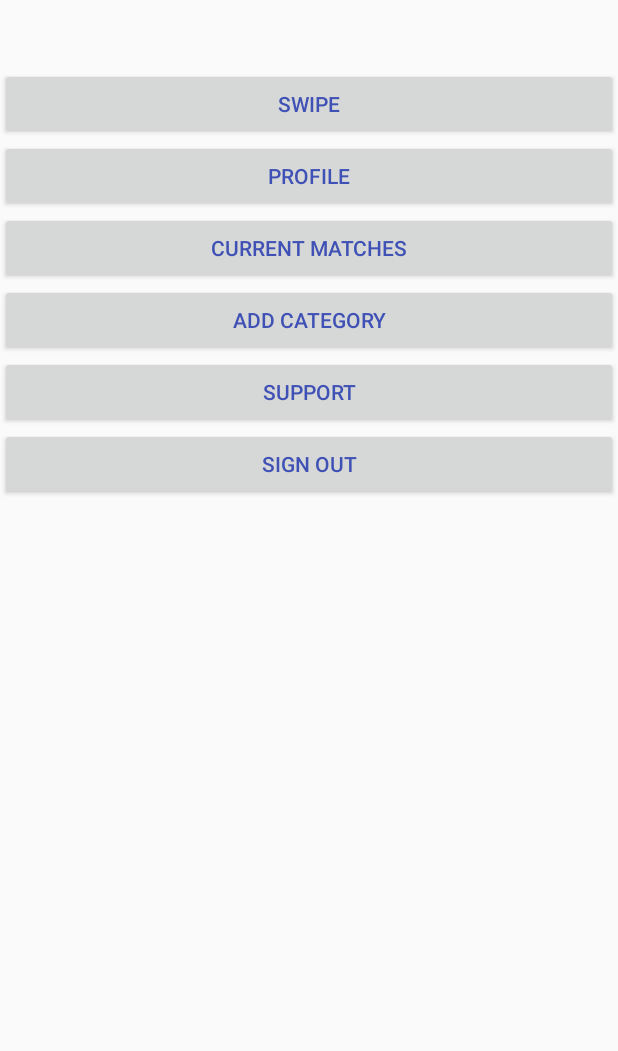
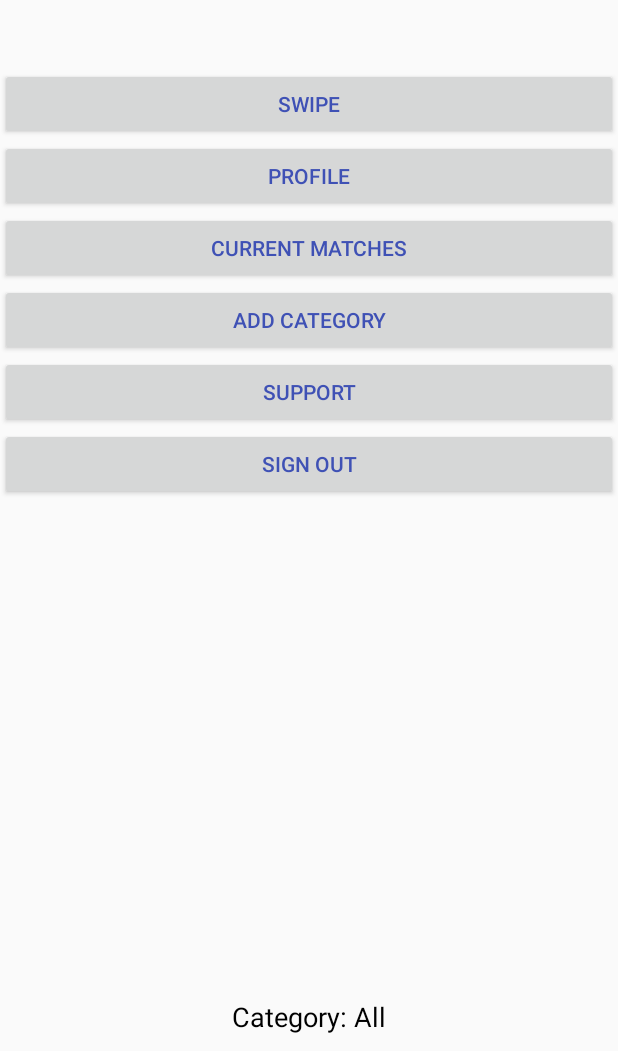
Before and after one commit to dreese33/Dual, an Android app: the HomeActivity screen opened directly, with no data from a screen before it, on a phone screen of 412 x 824 dp, the part 185-1236 px from its top. Run offline under Robolectric (Android 15) with nearby library versions, the phone set to English and light mode, and no system bars; our stand-ins replace Firebase (no records; nobody signed in at launch, a user with empty details on screens opened directly).

Commit message:
Merged Brian and Dylans efforts

```diff
--- a/app/src/main/java/com/example/ericreese/dual/HomeActivity.java
+++ b/app/src/main/java/com/example/ericreese/dual/HomeActivity.java
@@ -40,6 +40,7 @@ public class HomeActivity extends AppCompatActivity {
         setContentView(R.layout.activity_home);
 
         this.category = (EditText) findViewById(R.id.category);
+        category.setText("Category: " + MainActivity.currentCategory);
         this.swipe = (Button) this.findViewById(R.id.swipe);
         this.profile = (Button) this.findViewById(R.id.profile);
         this.currentmatches = (Button) this.findViewById(R.id.current_matches);
```
